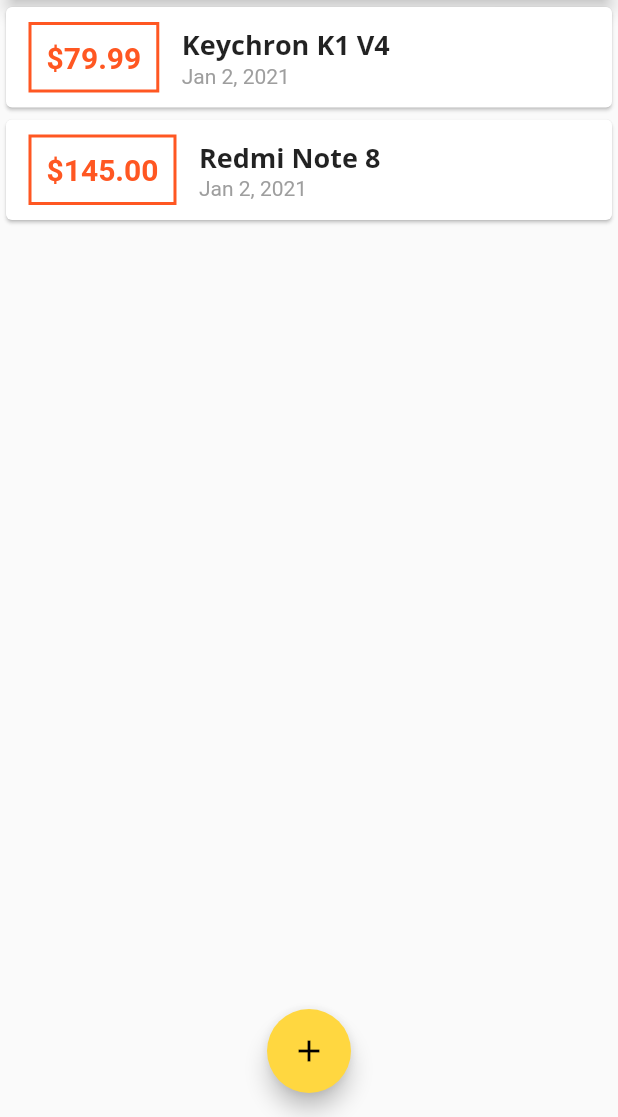
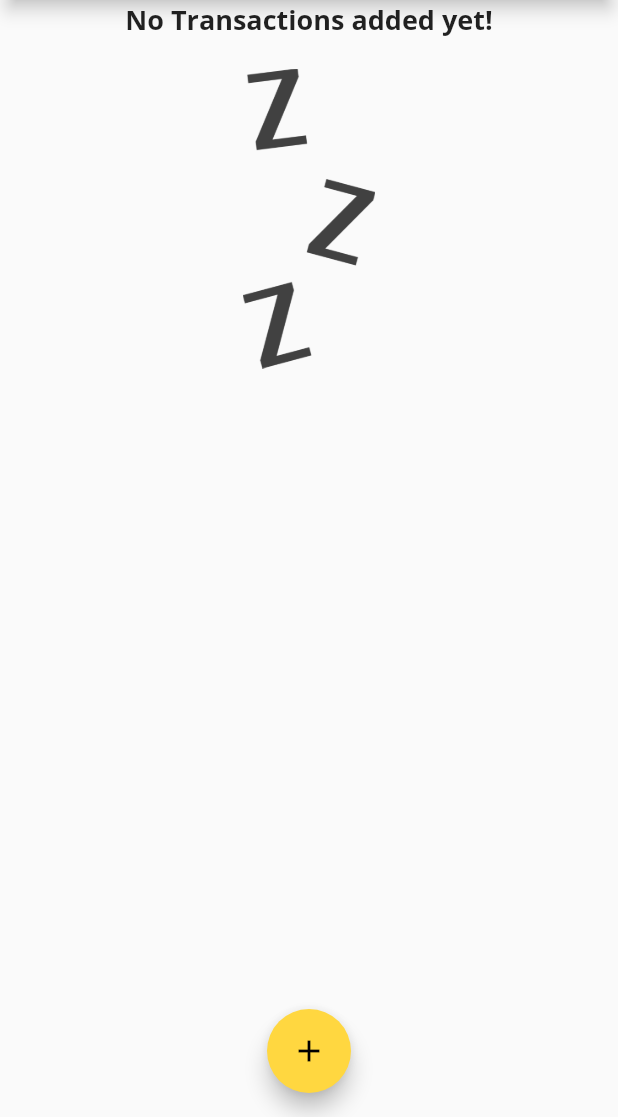
Before and after one commit to doraemonpup/flutter_expense, a Flutter app: the screen it shows after launch, on a phone screen of 412 x 824 dp, the part 119-1236 px from its top. Run offline on Flutter 3.47's test engine with Material 2 defaults, Android fonts, the phone set to English and light mode, and no system bars.

Commit message:
added an image for empty transactions

```diff
--- a/lib/main.dart
+++ b/lib/main.dart
@@ -42,18 +42,18 @@ class MyHomePage extends StatefulWidget {
 
 class _MyHomePageState extends State<MyHomePage> {
   final List<Transaction> _userTransactions = [
-    Transaction(
-      id: 't1',
-      title: 'Keychron K1 V4',
-      amount: 79.99,
-      date: DateTime.now(),
-    ),
-    Transaction(
-      id: 't2',
-      title: 'Redmi Note 8',
-      amount: 145.00,
-      date: DateTime.now(),
-    ),
+    // Transaction(
+    //   id: 't1',
+    //   title: 'Keychron K1 V4',
+    //   amount: 79.99,
+    //   date: DateTime.now(),
+    // ),
+    // Transaction(
+    //   id: 't2',
+    //   title: 'Redmi Note 8',
+    //   amount: 145.00,
+    //   date: DateTime.now(),
+    // ),
   ];
 
   void _addNewTransaction(String txTitle, double txAmount) {
--- a/lib/widgets/transaction_list.dart
+++ b/lib/widgets/transaction_list.dart
@@ -11,7 +11,24 @@ class TransactionList extends StatelessWidget {
   Widget build(BuildContext context) {
     return Container(
       height: 300,
-      child: ListView.builder(
+      child: transactions.isEmpty
+          ? Column(
+              children: <Widget>[
+                Text(
+                  'No Transactions added yet!',
+                  style: Theme.of(context).textTheme.headline6,
+                ),
+                SizedBox(
+                  height: 20,
+                ),
+                Container(
+                  height: 200,
+                  child: Image.asset('assets/images/waiting.png',
+                      fit: BoxFit.cover),
+                ),
+              ],
+            )
+          : ListView.builder(
               itemBuilder: (ctx, index) {
                 return Card(
                   child: Row(
--- a/pubspec.yaml
+++ b/pubspec.yaml
@@ -44,8 +44,8 @@ flutter:
   uses-material-design: true
 
   # To add assets to your application, add an assets section, like this:
-  # assets:
-  #   - images/a_dot_burr.jpeg
+  assets:
+    - assets/images/waiting.png
   #   - images/a_dot_ham.jpeg
 
   # An image asset can refer to one or more resolution-specific "variants", see
```
Also changed, not shown: assets/images/waiting.png (added). Lines whose indentation alone changed are shown as unchanged.
